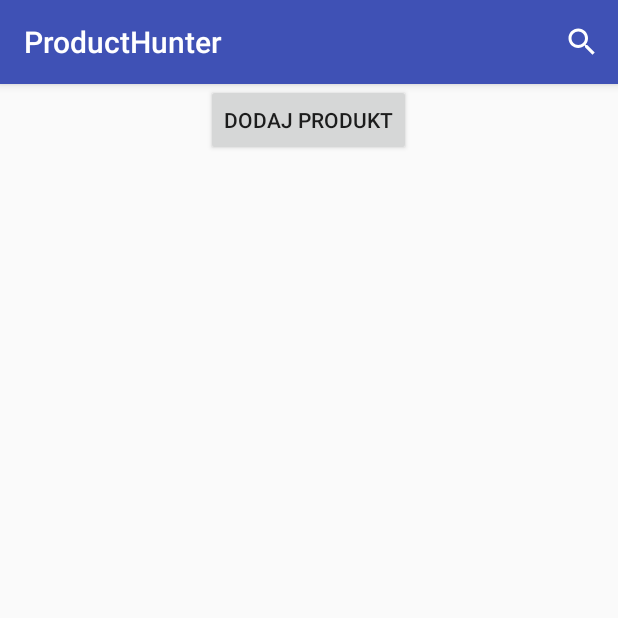
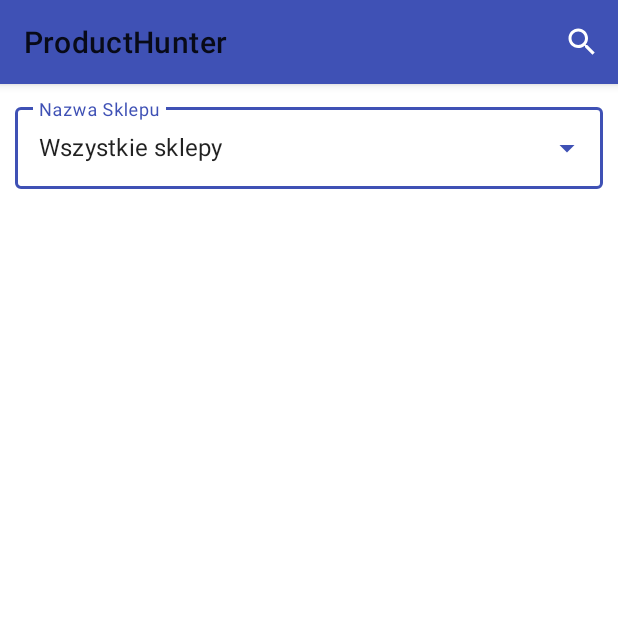
Before and after one commit to m-strzelec/ProductHunter, an Android app built with Jetpack Compose: the screen it shows after launch (MainActivity), on a phone screen of 412 x 824 dp, the top half of it. Run offline under Robolectric (Android 15) with nearby library versions, the phone set to English and light mode, and no system bars; our stand-ins replace Firebase (no records; nobody signed in at launch, a user with empty details on screens opened directly).

Commit message:
searchbar fixed

```diff
--- a/app/build.gradle.kts
+++ b/app/build.gradle.kts
@@ -39,6 +39,7 @@ android {
     }
     buildFeatures {
         compose = true
+        viewBinding = true
     }
     composeOptions {
         kotlinCompilerExtensionVersion = "1.4.3"
@@ -65,6 +66,7 @@ dependencies {
     implementation("androidx.recyclerview:recyclerview:1.3.2")
     implementation(platform("com.google.firebase:firebase-bom:32.4.1"))
     implementation("androidx.cardview:cardview:1.0.0")
+    implementation("com.google.android.material:material:1.10.0")
     testImplementation("junit:junit:4.13.2")
     androidTestImplementation("androidx.test.ext:junit:1.1.5")
     androidTestImplementation("androidx.test.espresso:espresso-core:3.5.1")
--- a/app/src/main/java/pl/mobi/msbw/producthunter/MainActivity.kt
+++ b/app/src/main/java/pl/mobi/msbw/producthunter/MainActivity.kt
@@ -1,10 +1,8 @@
 package pl.mobi.msbw.producthunter
 
-import android.content.Intent
 import android.os.Bundle
 import android.view.Menu
-import android.widget.Button
-import android.widget.SearchView
+import androidx.appcompat.widget.SearchView
 import android.widget.Toast
 import androidx.appcompat.app.AppCompatActivity
 import androidx.recyclerview.widget.LinearLayoutManager
@@ -13,22 +11,20 @@ import com.google.firebase.FirebaseApp
 import pl.mobi.msbw.producthunter.adapters.ProductAdapter
 import pl.mobi.msbw.producthunter.firebase.FirebaseManager
 import pl.mobi.msbw.producthunter.models.Product
-import pl.mobi.msbw.producthunter.ui.AddProductActivity
 
 class MainActivity : AppCompatActivity() {
 
     lateinit var productAdapter: ProductAdapter
     lateinit var productsList: List<Product>
+    //val stores = resources.getStringArray(R.array.lista_sklepow)
 
     override fun onCreate(savedInstanceState: Bundle?) {
         super.onCreate(savedInstanceState)
         setContentView(R.layout.activity_main)
 
-        // Inicjalizacja Firebase
         FirebaseApp.initializeApp(this)
 
         val productRV = findViewById<RecyclerView>(R.id.productRecyclerView)
-        val addProductBut: Button = findViewById(R.id.addProductButton)
         val firebaseManager = FirebaseManager()
 
         productRV.layoutManager = LinearLayoutManager(this)
@@ -40,16 +36,10 @@ class MainActivity : AppCompatActivity() {
                 productsList = products
             }
         })
-
-        addProductBut.setOnClickListener {
-            val productListIntent = Intent(this, AddProductActivity::class.java)
-            startActivity(productListIntent)
-        }
     }
 
     override fun onCreateOptionsMenu(menu: Menu): Boolean {
-        val inflater = menuInflater
-        inflater.inflate(R.menu.menu_main, menu)
+        menuInflater.inflate(R.menu.menu_main, menu)
 
         val searchViewItem = menu.findItem(R.id.action_search)
         val searchView = searchViewItem.actionView as SearchView
@@ -74,5 +64,4 @@ class MainActivity : AppCompatActivity() {
         })
         return super.onCreateOptionsMenu(menu)
     }
-
 }
--- /dev/null
+++ b/app/src/main/res/drawable/ic_search.xml
@@ -0,0 +1,9 @@
+<?xml version="1.0" encoding="utf-8"?>
+<vector
+    android:height="24dp"
+    android:viewportHeight="24"
+    android:viewportWidth="24"
+    android:width="24dp"
+    xmlns:android="http://schemas.android.com/apk/res/android">
+    <path android:fillColor="@android:color/white" android:pathData="M15.5,14h-0.79l-0.28,-0.27C15.41,12.59 16,11.11 16,9.5 16,5.91 13.09,3 9.5,3S3,5.91 3,9.5 5.91,16 9.5,16c1.61,0 3.09,-0.59 4.23,-1.57l0.27,0.28v0.79l5,4.99L20.49,19l-4.99,-5zM9.5,14C7.01,14 5,11.99 5,9.5S7.01,5 9.5,5 14,7.01 14,9.5 11.99,14 9.5,14z"/>
+</vector>
--- a/app/src/main/res/layout/activity_main.xml
+++ b/app/src/main/res/layout/activity_main.xml
@@ -1,22 +1,37 @@
 <?xml version="1.0" encoding="utf-8"?>
 <RelativeLayout xmlns:android="http://schemas.android.com/apk/res/android"
     xmlns:tools="http://schemas.android.com/tools"
+    xmlns:app="http://schemas.android.com/apk/res-auto"
     android:layout_width="match_parent"
     android:layout_height="match_parent"
     tools:context=".MainActivity">
 
-    <Button
-        android:id="@+id/addProductButton"
-        android:layout_width="wrap_content"
-        android:layout_height="wrap_content"
-        android:layout_centerHorizontal="true"
-        android:text="@string/dodaj_produkt" />
+    <com.google.android.material.textfield.TextInputLayout
+        android:id="@+id/textInputLayout"
+        style="@style/Widget.MaterialComponents.TextInputLayout.OutlinedBox.ExposedDropdownMenu"
+        android:layout_width="match_parent"
+        android:layout_height="60dp"
+        android:layout_marginStart="10dp"
+        android:layout_marginTop="10dp"
+        android:layout_marginEnd="10dp"
+        android:hint="@string/nazwa_sklepu"
+        app:layout_constraintEnd_toEndOf="parent"
+        app:layout_constraintStart_toStartOf="parent">
+
+        <AutoCompleteTextView
+            android:id="@+id/autoCompleteTV"
+            android:layout_width="match_parent"
+            android:layout_height="match_parent"
+            android:layout_weight="1"
+            android:inputType="none"
+            android:text="@string/wszystkie_sklepy" />
+    </com.google.android.material.textfield.TextInputLayout>
 
     <androidx.recyclerview.widget.RecyclerView
         android:id="@+id/productRecyclerView"
         android:layout_width="match_parent"
         android:layout_height="match_parent"
-        android:layout_below="@+id/addProductButton"
+        android:layout_below="@+id/textInputLayout"
         android:layout_marginTop="20dp" />
 
 </RelativeLayout>
--- a/app/src/main/res/menu/menu_main.xml
+++ b/app/src/main/res/menu/menu_main.xml
@@ -5,6 +5,8 @@
     <item
         android:id="@+id/action_search"
         android:title="@string/search"
-        app:showAsAction="ifRoom|withText"
-        app:actionViewClass="android.widget.SearchView" />
+        android:icon="@drawable/ic_search"
+        app:actionViewClass="androidx.appcompat.widget.SearchView"
+        app:showAsAction="collapseActionView|ifRoom" />
+
 </menu>
--- a/app/src/main/res/values/strings.xml
+++ b/app/src/main/res/values/strings.xml
@@ -8,4 +8,19 @@
     <string name="pokaz_produkty">Pokaż Produkty</string>
     <string name="kategoria">Kategoria</string>
     <string name="search">Szukaj…</string>
+    <string name="wszystkie_sklepy">Wszystkie sklepy</string>
+    <string-array name="lista_sklepow">
+        <item>Biedronka</item>
+        <item>Lidl</item>
+        <item>Żabka</item>
+        <item>Wszystkie sklepy</item>
+    </string-array>
+    <string-array name="lista_kategorii">
+        <item>Nabiał</item>
+        <item>Owoce</item>
+        <item>Pieczywo</item>
+        <item>Słodycze</item>
+        <item>Woda</item>
+        <item>Wszystkie kategorie</item>
+    </string-array>
 </resources>
--- a/app/src/main/res/values/styles.xml
+++ b/app/src/main/res/values/styles.xml
@@ -1,6 +1,6 @@
 <?xml version="1.0" encoding="utf-8"?>
 <resources>
-    <style name="AppTheme" parent="Theme.AppCompat.Light.DarkActionBar">
+    <style name="AppTheme" parent="Base.Theme.MaterialComponents.Light">
         <item name="colorPrimary">@color/colorPrimary</item>
         <item name="colorPrimaryDark">@color/colorPrimaryDark</item>
         <item name="colorAccent">@color/colorAccent</item>
```
